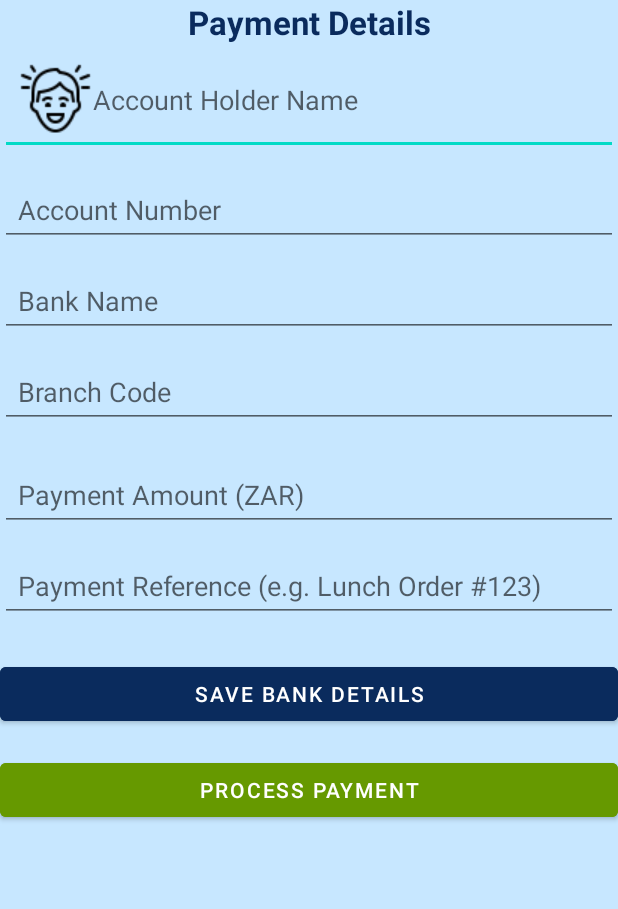
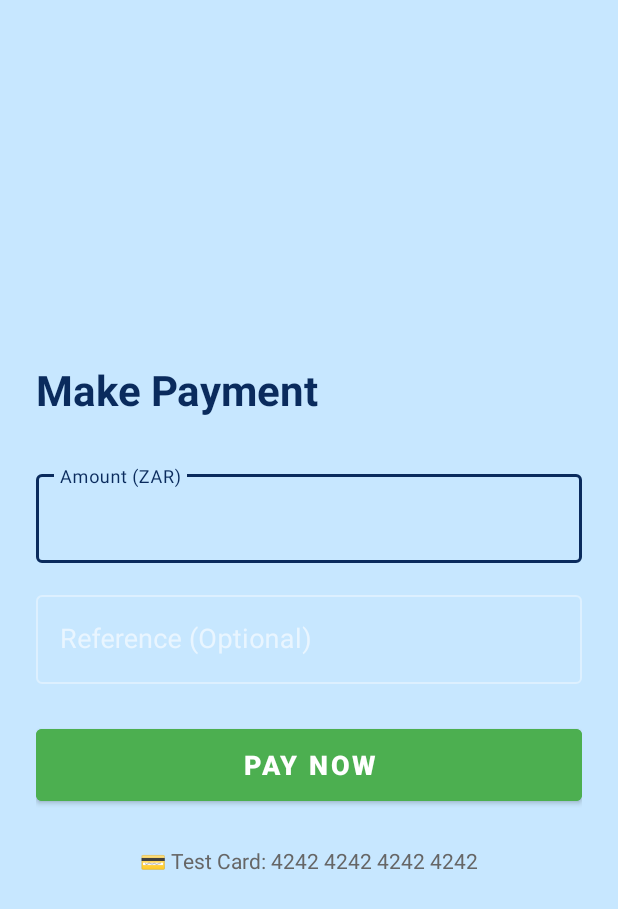
Before and after one commit to LindoNJOKO/QuantumVara-WIL-Project, an Android app: the PaymentWindow screen opened directly, with no data from a screen before it, after a tap on "PROCESS PAYMENT", on a phone screen of 412 x 824 dp. Shown: the top 909 px of the screen. Run offline under Robolectric (Android 15) with nearby library versions, the phone set to English and light mode, and no system bars; our stand-ins replace Firebase (no records; nobody signed in at launch, a user with empty details on screens opened directly); libraries missing offline, so code that uses them is left out: com.stripe.android; 2 statements that could not run were skipped.

Commit message:
payment gateway fixes

```diff
--- a/app/src/main/AndroidManifest.xml
+++ b/app/src/main/AndroidManifest.xml
@@ -23,9 +23,11 @@
         android:supportsRtl="true"
         android:theme="@style/Theme.NurtureNest">
         <activity
+            android:name=".PaymentActivity"
+            android:exported="false" />
+        <activity
             android:name=".ReceiptsActivity"
-            android:exported="false" />
-        <!-- ✅ Splash screen (entry point) -->
+            android:exported="false" /> <!-- ✅ Splash screen (entry point) -->
         <activity
             android:name=".SplashScreen"
             android:exported="true">
--- /dev/null
+++ b/app/src/main/res/layout/activity_payment.xml
@@ -0,0 +1,72 @@
+<?xml version="1.0" encoding="utf-8"?>
+<LinearLayout xmlns:android="http://schemas.android.com/apk/res/android"
+    xmlns:app="http://schemas.android.com/apk/res-auto"
+    xmlns:tools="http://schemas.android.com/tools"
+    android:id="@+id/main"
+    android:layout_width="match_parent"
+    android:layout_height="match_parent"
+    tools:context=".PaymentActivity"
+    android:orientation="vertical"
+    android:padding="24dp"
+    android:gravity="center_vertical">
+
+    <TextView
+        android:layout_width="wrap_content"
+        android:layout_height="wrap_content"
+        android:text="Make Payment"
+        android:textSize="28sp"
+        android:textStyle="bold"
+        android:textColor="?attr/colorPrimary"
+        android:layout_marginBottom="32dp"/>
+
+    <com.google.android.material.textfield.TextInputLayout
+        android:layout_width="match_parent"
+        android:layout_height="wrap_content"
+        android:hint="Amount (ZAR)"
+        android:layout_marginBottom="16dp"
+        style="@style/Widget.MaterialComponents.TextInputLayout.OutlinedBox">
+
+        <com.google.android.material.textfield.TextInputEditText
+            android:id="@+id/etAmount"
+            android:layout_width="match_parent"
+            android:layout_height="wrap_content"
+            android:inputType="numberDecimal"
+            android:textSize="18sp"/>
+
+    </com.google.android.material.textfield.TextInputLayout>
+
+    <com.google.android.material.textfield.TextInputLayout
+        android:layout_width="match_parent"
+        android:layout_height="wrap_content"
+        android:hint="Reference (Optional)"
+        android:layout_marginBottom="24dp"
+        style="@style/Widget.MaterialComponents.TextInputLayout.OutlinedBox">
+
+        <com.google.android.material.textfield.TextInputEditText
+            android:id="@+id/etReference"
+            android:layout_width="match_parent"
+            android:layout_height="wrap_content"
+            android:inputType="text"
+            android:textSize="18sp"/>
+
+    </com.google.android.material.textfield.TextInputLayout>
+
+    <Button
+        android:id="@+id/btnPay"
+        android:layout_width="match_parent"
+        android:layout_height="60dp"
+        android:text="Pay Now"
+        android:textSize="18sp"
+        android:textStyle="bold"
+        android:backgroundTint="#4CAF50"/>
+
+    <TextView
+        android:layout_width="wrap_content"
+        android:layout_height="wrap_content"
+        android:text="💳 Test Card: 4242 4242 4242 4242"
+        android:textSize="14sp"
+        android:textColor="#666666"
+        android:layout_marginTop="24dp"
+        android:layout_gravity="center"/>
+
+</LinearLayout>
--- a/app/src/main/res/layout/activity_payment_window.xml
+++ b/app/src/main/res/layout/activity_payment_window.xml
@@ -80,33 +80,6 @@
             app:layout_constraintEnd_toEndOf="parent"
             android:layout_marginTop="12dp"/>
 
-        <!-- Payment Amount -->
-        <EditText
-            android:id="@+id/etAmount"
-            android:layout_width="0dp"
-            android:layout_height="wrap_content"
-            android:hint="Payment Amount (ZAR)"
-            android:inputType="numberDecimal"
-            android:padding="12dp"
-            app:layout_constraintTop_toBottomOf="@id/etBranchCode"
-            app:layout_constraintStart_toStartOf="parent"
-            app:layout_constraintEnd_toEndOf="parent"
-            android:layout_marginTop="20dp" />
-
-
-        <!-- Payment Reference -->
-        <EditText
-            android:id="@+id/etPaymentReference"
-            android:layout_width="0dp"
-            android:layout_height="wrap_content"
-            android:hint="Payment Reference (e.g. Lunch Order #123)"
-            android:inputType="text"
-            android:padding="12dp"
-            app:layout_constraintTop_toBottomOf="@id/etAmount"
-            app:layout_constraintStart_toStartOf="parent"
-            app:layout_constraintEnd_toEndOf="parent"
-            android:layout_marginTop="12dp"/>
-
         <!-- Save Bank Details -->
         <Button
             android:id="@+id/btnSaveBankDetails"
@@ -116,7 +89,7 @@
             android:backgroundTint="?attr/colorPrimary"
             android:textColor="@android:color/white"
             android:layout_marginTop="24dp"
-            app:layout_constraintTop_toBottomOf="@id/etPaymentReference"
+            app:layout_constraintTop_toBottomOf="@id/etBranchCode"
             app:layout_constraintStart_toStartOf="parent"
             app:layout_constraintEnd_toEndOf="parent"/>
 
@@ -133,5 +106,18 @@
             app:layout_constraintStart_toStartOf="parent"
             app:layout_constraintEnd_toEndOf="parent"/>
 
+        <!-- Process Payment -->
+        <Button
+            android:id="@+id/btnViewReceipts"
+            android:layout_width="0dp"
+            android:layout_height="wrap_content"
+            android:text="View Receipts"
+            android:backgroundTint="@android:color/holo_green_dark"
+            android:textColor="@android:color/white"
+            android:layout_marginTop="16dp"
+            app:layout_constraintTop_toBottomOf="@id/btnProcessPayment"
+            app:layout_constraintStart_toStartOf="parent"
+            app:layout_constraintEnd_toEndOf="parent"/>
+
     </androidx.constraintlayout.widget.ConstraintLayout>
 </ScrollView>
```
Also changed, not shown: app/build.gradle.kts (+24 -6 lines), app/src/main/java/com/example/nurture_nest/ApiClient.kt (+18 -4 lines), app/src/main/java/com/example/nurture_nest/ApiService.kt (+11 -7 lines), app/src/main/java/com/example/nurture_nest/PaymentActivity.kt (added, +192 -0 lines), app/src/main/java/com/example/nurture_nest/PaymentWindow.kt (+6 -95 lines), 2 other files.
